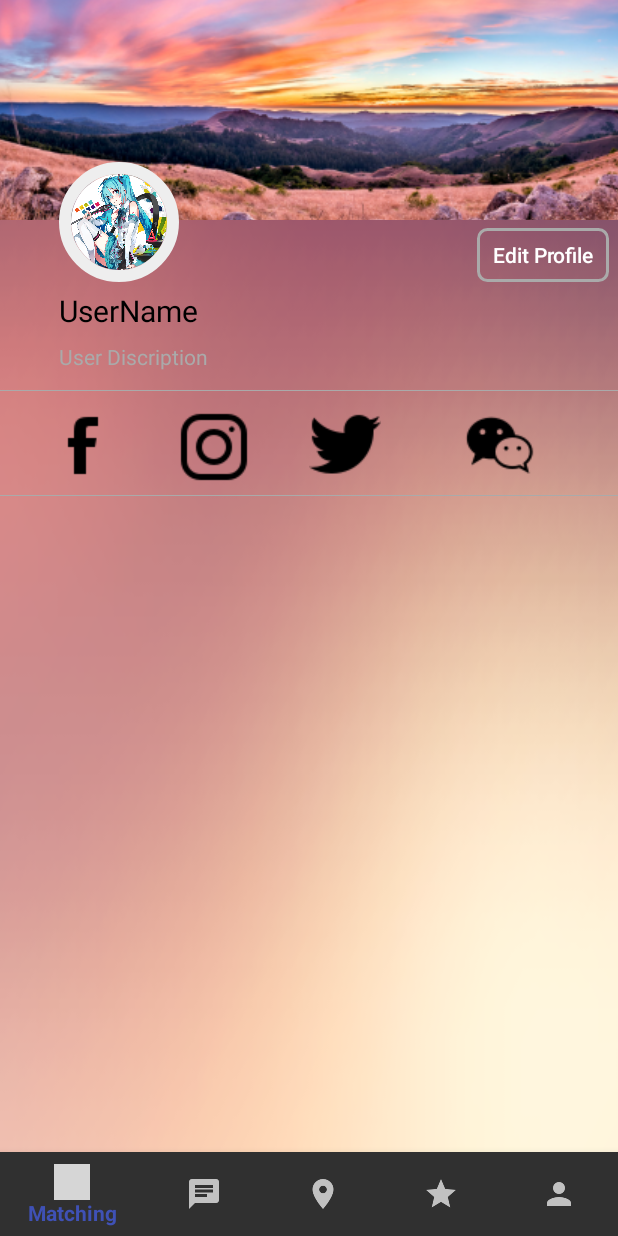
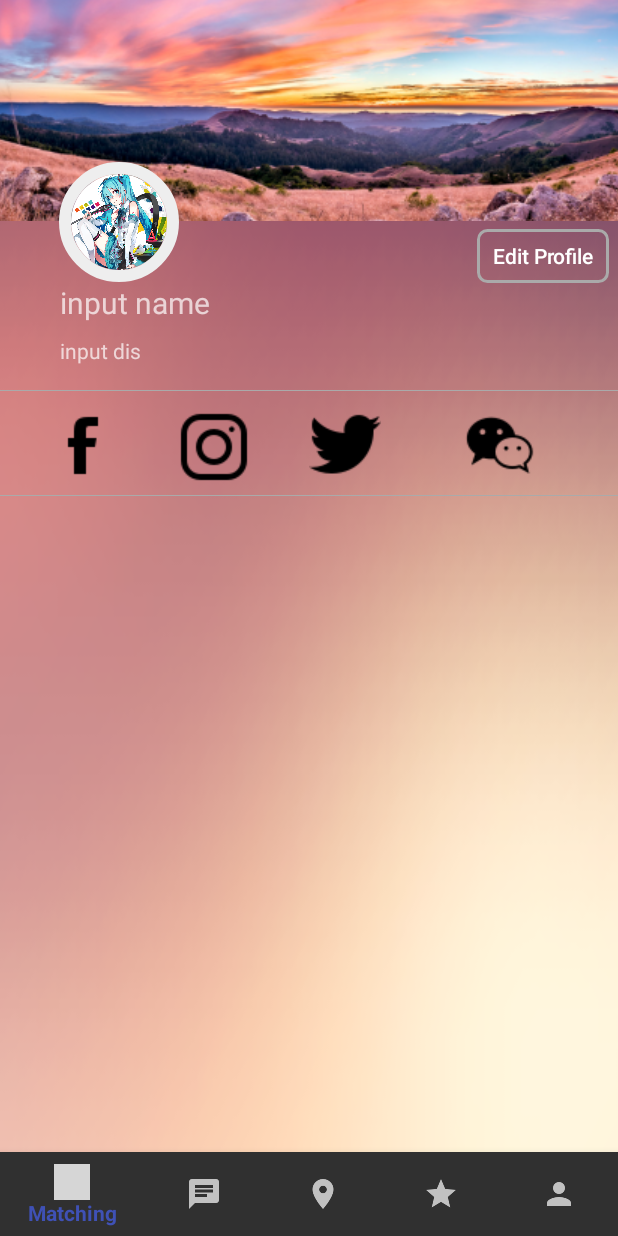
Before and after one commit to SummerProgram2018/DrinkingBuddies, an Android app: the fragment Tab4Profile placed in its activity, on a phone screen of 412 x 824 dp. Run offline under Robolectric (Android 15) with nearby library versions, the phone set to English and light mode, and no system bars; plain views replace CircularImageView; grey boxes are pictures that could not be loaded.

Commit message:
profile_finally_work

```diff
--- a/app/src/main/java/com/example/jonahluton/drinkingbuddiesjonah/BottomTabs.java
+++ b/app/src/main/java/com/example/jonahluton/drinkingbuddiesjonah/BottomTabs.java
@@ -10,8 +10,6 @@ import android.support.v7.app.AppCompatActivity;
 import android.view.MenuItem;
 
 import com.example.jonahluton.drinkingbuddiesjonah.dummy.DummyContent;
-
-import com.example.jonahluton.drinkingbuddiesjonah.Tab1ChatContent;
 
 public class BottomTabs extends AppCompatActivity implements
         Tab0Matching.OnFragmentInteractionListener,
@@ -92,6 +90,4 @@ public class BottomTabs extends AppCompatActivity implements
     public void onListFragmentInteraction(Tab1ChatContent.ChatItem item) {
 
     }
-
-
 }
--- a/app/src/main/java/com/example/jonahluton/drinkingbuddiesjonah/Tab4Profile.java
+++ b/app/src/main/java/com/example/jonahluton/drinkingbuddiesjonah/Tab4Profile.java
@@ -9,6 +9,9 @@ import android.view.LayoutInflater;
 import android.view.View;
 import android.view.ViewGroup;
 import android.widget.Button;
+import android.widget.TextView;
+
+import com.example.jonahluton.drinkingbuddiesjonah.utils.SharedPrefsUtil;
 
 
 /**
@@ -30,7 +33,7 @@ public class Tab4Profile extends Fragment implements View.OnClickListener{
     private String mParam2;
     private Button edit_profile;
     private OnFragmentInteractionListener mListener;
-
+    private TextView name,dis;
     public Tab4Profile() {
         // Required empty public constructor
     }
@@ -53,6 +56,8 @@ public class Tab4Profile extends Fragment implements View.OnClickListener{
         return fragment;
     }
 
+
+
     @Override
     public void onCreate(Bundle savedInstanceState) {
         super.onCreate(savedInstanceState);
@@ -61,7 +66,6 @@ public class Tab4Profile extends Fragment implements View.OnClickListener{
             mParam2 = getArguments().getString(ARG_PARAM2);
         }
     }
-
     @Override
     public View onCreateView(LayoutInflater inflater, ViewGroup container,
                              Bundle savedInstanceState) {
@@ -70,10 +74,23 @@ public class Tab4Profile extends Fragment implements View.OnClickListener{
         initView(view);
         return view;
     }
-
     private void initView(View view){
         edit_profile = (Button)view.findViewById(R.id.edit_profile);
         edit_profile.setOnClickListener(this);
+        name = (TextView) view.findViewById(R.id.name);
+        dis = (TextView)view.findViewById(R.id.dis);
+    }
+    @Override
+    public void onResume() {
+        super.onResume();
+        String name_= SharedPrefsUtil.getStringValue(getContext(),"name",null);
+        String dis_=SharedPrefsUtil.getStringValue(getContext(),"dis",null);
+        if (name_!=null){
+            name.setText(name_);
+        }
+        if (dis_!=null){
+            dis.setText(dis_);
+        }
     }
 
     @Override
@@ -109,6 +126,14 @@ public class Tab4Profile extends Fragment implements View.OnClickListener{
             throw new RuntimeException(context.toString()
                     + " must implement OnFragmentInteractionListener");
         }
+
+    }
+
+
+
+    public void updateUI(String name_,String dis_){
+        name.setText(name_);
+        dis.setText(dis_);
     }
 
     @Override
--- a/app/src/main/res/layout/fragment_tab4_profile.xml
+++ b/app/src/main/res/layout/fragment_tab4_profile.xml
@@ -13,14 +13,10 @@
     <ImageView
         android:id="@+id/imageView2"
         android:layout_width="wrap_content"
-        android:layout_height="0dp"
-        android:layout_marginBottom="81dp"
+        android:layout_height="147dp"
         android:contentDescription="@string/image_bio"
         android:scaleType="center"
-        android:src="@drawable/profile_bg"
-        app:layout_constraintBottom_toTopOf="@+id/textView2"
-        app:layout_constraintStart_toStartOf="parent"
-        app:layout_constraintTop_toTopOf="parent" />
+        android:src="@drawable/profile_bg" />
 
     <com.mikhaellopez.circularimageview.CircularImageView
         android:id="@+id/circularImageView"
@@ -53,26 +49,28 @@
         app:layout_constraintTop_toBottomOf="@+id/imageView2" />
 
     <TextView
-        android:id="@+id/textView"
+        android:id="@+id/name"
         android:layout_width="wrap_content"
         android:layout_height="wrap_content"
-        android:layout_marginTop="5dp"
-        android:text="@string/user_name"
+        android:layout_marginStart="40dp"
+        android:layout_marginTop="188dp"
+        android:hint="input name"
         android:textColor="@android:color/black"
         android:textSize="20sp"
         android:visibility="visible"
-        app:layout_constraintStart_toStartOf="@+id/circularImageView"
-        app:layout_constraintTop_toBottomOf="@+id/circularImageView" />
+        app:layout_constraintStart_toStartOf="parent"
+        app:layout_constraintTop_toTopOf="parent" />
 
     <TextView
-        android:id="@+id/textView2"
+        android:id="@+id/dis"
         android:layout_width="wrap_content"
         android:layout_height="wrap_content"
-        android:layout_marginTop="7dp"
-        android:text="@string/user_dis"
+        android:layout_marginStart="40dp"
+        android:layout_marginTop="224dp"
+        android:hint="input dis"
         android:textColor="@android:color/darker_gray"
-        app:layout_constraintStart_toStartOf="@+id/textView"
-        app:layout_constraintTop_toBottomOf="@+id/textView" />
+        app:layout_constraintStart_toStartOf="parent"
+        app:layout_constraintTop_toTopOf="parent" />
 
     <View
         android:id="@+id/view3"
```
Also changed, not shown: app/src/main/java/com/example/jonahluton/drinkingbuddiesjonah/EditProfile.java (+13 -0 lines), app/src/main/java/com/example/jonahluton/drinkingbuddiesjonah/MainActivity.java (+5 -4 lines), app/src/main/java/com/example/jonahluton/drinkingbuddiesjonah/utils/SharedPrefsUtil.java (added, +54 -0 lines), app/src/main/res/layout/activity_edit_profile.xml (+15 -14 lines).
